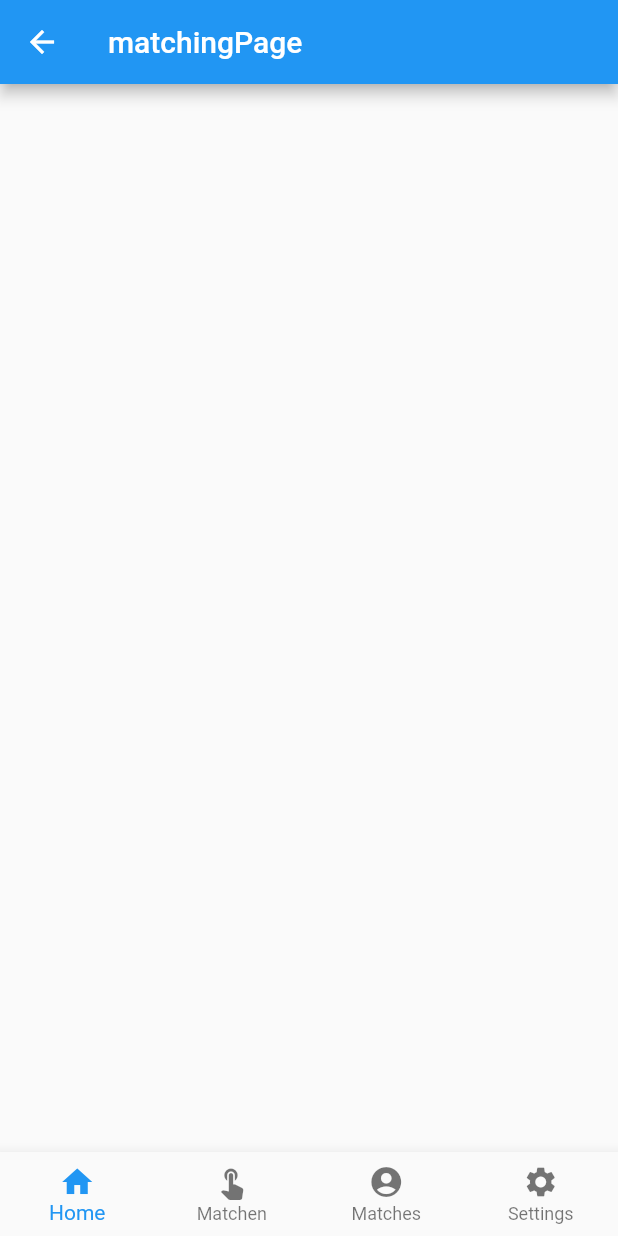
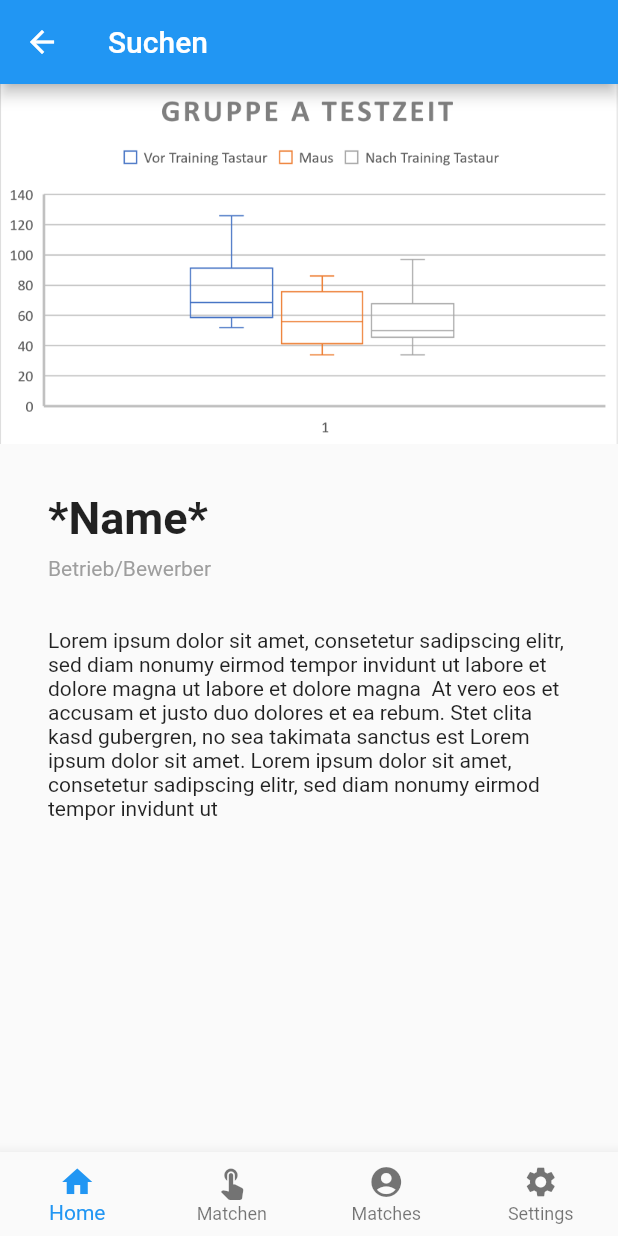
Before and after one commit to ErikFabian/Informatinder_frontend, a Flutter app: the matchingPage screen opened by its route, on a phone screen of 412 x 824 dp. Run offline on Flutter 3.47's test engine with Material 2 defaults, Android fonts, the phone set to English and light mode, and no system bars.

Commit message:
Add UI for the Matching page (nearly same as home)

```diff
--- a/lib/matchesPage.dart
+++ b/lib/matchesPage.dart
@@ -3,9 +3,6 @@ import 'package:frontend_flutter/bottomNavBar.dart';
 
 class matchesPage extends StatelessWidget {
   static const String routeName = "/matchesPage";
-
-  final data;
-  matchesPage({this.data});
 
   Widget matchesSection(String profileName, String profile) {
     return Column(children: [
@@ -49,7 +46,7 @@ class matchesPage extends StatelessWidget {
   Widget build(BuildContext context) {
     return Scaffold(
       appBar: AppBar(
-        title: Text("Matches"),
+        title: const Text("Matches"),
       ),
       body: Column(
         children: [
--- a/lib/matchingPage.dart
+++ b/lib/matchingPage.dart
@@ -9,9 +9,59 @@ class matchingPage extends StatelessWidget {
 
   @override
   Widget build(BuildContext context) {
+    Widget titleSection = Container(
+      padding: const EdgeInsets.only(top: 32, left: 32, right: 32),
+      child: Row(
+        children: [
+          Expanded(
+            /*1*/
+            child: Column(
+              crossAxisAlignment: CrossAxisAlignment.start,
+              children: [
+                /*2*/
+                Container(
+                  padding: const EdgeInsets.only(bottom: 8),
+                  child: const Text(
+                    '*Name*',
+                    style: TextStyle(fontWeight: FontWeight.bold, fontSize: 30),
+                  ),
+                ),
+                Text(
+                  'Betrieb/Bewerber',
+                  style: TextStyle(
+                    color: Colors.grey[500],
+                  ),
+                ),
+              ],
+            ),
+          ),
+        ],
+      ),
+    );
+
+    Widget textSection = const Padding(
+      padding: EdgeInsets.all(32),
+      child: Text(
+        'Lorem ipsum dolor sit amet, consetetur sadipscing elitr, sed diam nonumy eirmod tempor invidunt ut labore et dolore magna ut labore et dolore magna  At vero eos et accusam et justo duo dolores et ea rebum. Stet clita kasd gubergren, no sea takimata sanctus est Lorem ipsum dolor sit amet. Lorem ipsum dolor sit amet, consetetur sadipscing elitr, sed diam nonumy eirmod tempor invidunt ut',
+        softWrap: true,
+      ),
+    );
+
     return Scaffold(
       appBar: AppBar(
-        title: Text("matchingPage"),
+        title: Text("Suchen"),
+      ),
+      body: Column(
+        children: [
+          Image.asset(
+            'images/example.png',
+            width: 600,
+            height: 240,
+            fit: BoxFit.cover,
+          ),
+          titleSection,
+          textSection,
+        ],
       ),
       bottomNavigationBar: bottomNavBar(),
     );
```
Also changed, not shown: lib/settingsPage.dart (+11 -4 lines).
